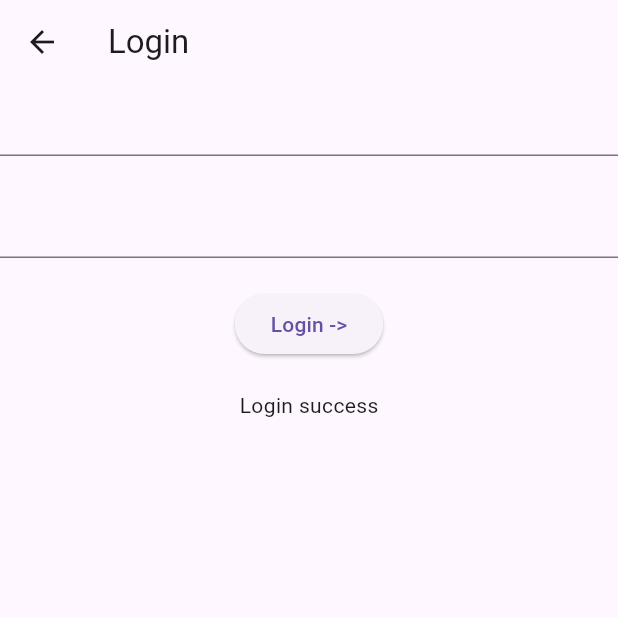
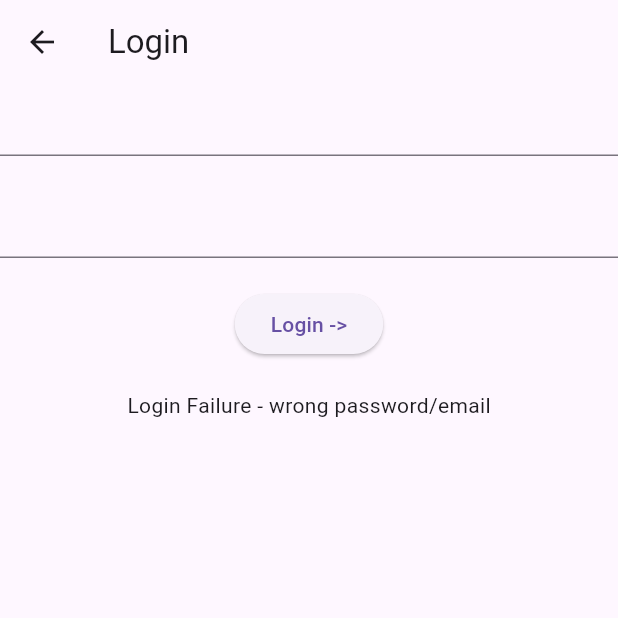
Before and after one commit to vinay-incubyte/login-form, a Flutter app: the LoginPage screen opened directly, after a tap on "Login ->", on a phone screen of 412 x 824 dp, the top half of it. Run offline on Flutter 3.47's test engine with Material 3 defaults, Android fonts, the phone set to English and light mode, and no system bars.

Commit message:
feat(presentation): verfiy login button when invalid credentials - test passed (GREEN)

```diff
--- a/lib/feature/login/presentation/view/login_page.dart
+++ b/lib/feature/login/presentation/view/login_page.dart
@@ -11,13 +11,16 @@ class LoginPage extends StatefulWidget {
 
 class _LoginPageState extends State<LoginPage>
     with EmailValidationMixin, PasswordValidationMixin {
-  final TextEditingController email = TextEditingController();
-  final TextEditingController password = TextEditingController();
+  final GlobalKey formKey = GlobalKey<FormState>();
+  final TextEditingController emailController = TextEditingController();
+  final TextEditingController passwordController = TextEditingController();
+
+  bool? isUser;
 
   @override
   void dispose() {
-    email.dispose();
-    password.dispose();
+    emailController.dispose();
+    passwordController.dispose();
     super.dispose();
   }
 
@@ -26,11 +29,13 @@ class _LoginPageState extends State<LoginPage>
     return Scaffold(
       appBar: AppBar(title: Text('Login')),
       body: SingleChildScrollView(
+        child: Form(
+          key: formKey,
           child: Column(
             spacing: 20,
             children: [
               TextFormField(
-              controller: email,
+                controller: emailController,
                 autovalidateMode: AutovalidateMode.onUserInteraction,
                 validator: (value) {
                   if (value == null) return null;
@@ -39,7 +44,7 @@ class _LoginPageState extends State<LoginPage>
                 },
               ),
               TextFormField(
-              controller: password,
+                controller: passwordController,
                 autovalidateMode: AutovalidateMode.onUserInteraction,
                 validator: (value) {
                   if (value == null) return null;
@@ -49,11 +54,37 @@ class _LoginPageState extends State<LoginPage>
                       : 'Password should be -\nMin 2 char long\nContain upper and lower case char\nContain special char';
                 },
               ),
-            ElevatedButton(onPressed: () {}, child: Text('Login ->')),
-            Text("Login success"),
+              ElevatedButton(
+                onPressed: () async {
+                  isUser = null;
+                  final email = emailController.text.trim();
+                  final password = passwordController.text.trim();
+                  isUser = await _MockAuthCall().isUser(
+                    email: email,
+                    password: password,
+                  );
+                  setState(() {});
+                },
+                child: Text('Login ->'),
+              ),
+              if (isUser != null)
+                Text(
+                  isUser!
+                      ? "Login success"
+                      : "Login Failure - wrong password/email",
+                ),
             ],
+          ),
         ),
       ),
     );
   }
 }
+
+class _MockAuthCall {
+  Future<bool> isUser({required String email, required String password}) async {
+    await Future.delayed(Durations.long1);
+    return (email == "vinay@incubyte.co" &&
+        password.hashCode == "1234Ab@".hashCode);
+  }
+}
```
Also changed, not shown: 1 other file. Lines whose indentation alone changed are shown as unchanged.
